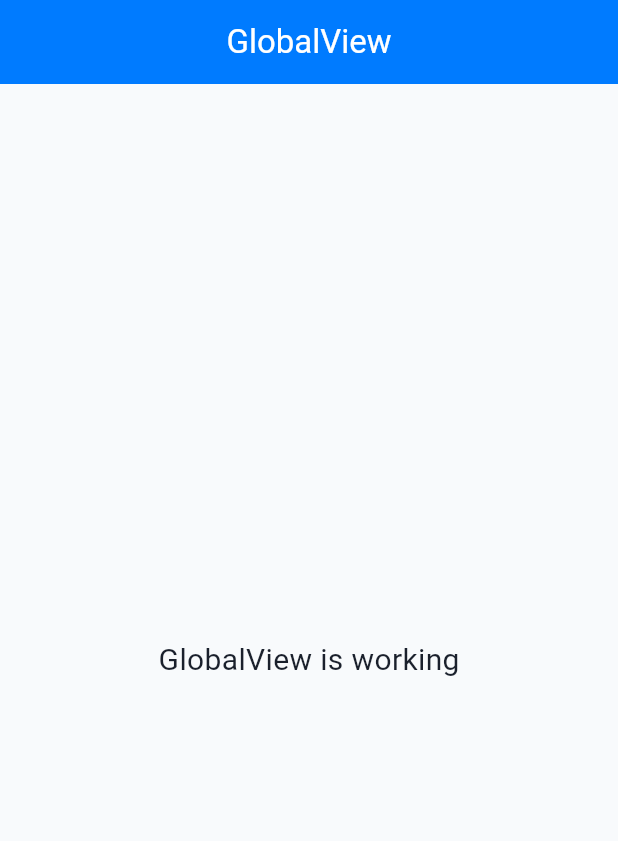
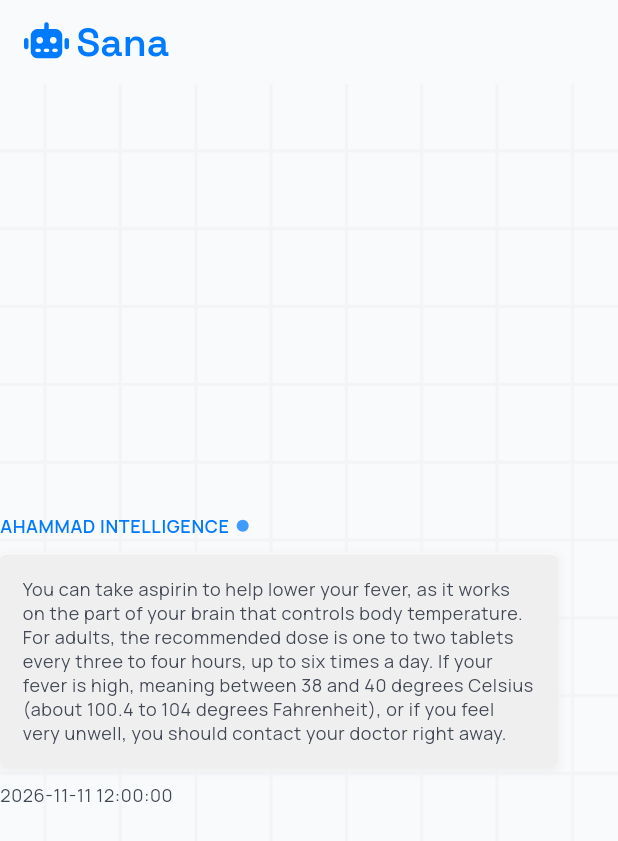
Before and after one commit to ahammaddev/sana-ai-enabled-medical-assistant, a Flutter app: the screen it shows after launch, on a phone screen of 412 x 824 dp. Shown: the top 841 px of the screen. Run offline on Flutter 3.47's test engine with Material 3 defaults, Android fonts, the phone set to English and light mode, and no system bars; our stand-ins replace connectivity_plus, font_awesome_flutter, get, google_fonts.

Commit message:
bot chat bubble

```diff
--- /dev/null
+++ b/lib/app/modules/chat/bindings/chat_binding.dart
@@ -0,0 +1,12 @@
+import 'package:get/get.dart';
+
+import '../controllers/chat_controller.dart';
+
+class ChatBinding extends Bindings {
+  @override
+  void dependencies() {
+    Get.lazyPut<ChatController>(
+      () => ChatController(),
+    );
+  }
+}
--- /dev/null
+++ b/lib/app/modules/chat/controllers/chat_controller.dart
@@ -0,0 +1,29 @@
+import 'dart:async';
+
+import 'package:get/get.dart';
+
+class ChatController extends GetxController {
+  RxBool blinkController = false.obs;
+
+  void blinking() {
+    Timer.periodic(Duration(seconds: 1), (timer) {
+      blinkController.value = !blinkController.value;
+    });
+  }
+
+  @override
+  void onInit() {
+    super.onInit();
+    blinking();
+  }
+
+  @override
+  void onReady() {
+    super.onReady();
+  }
+
+  @override
+  void onClose() {
+    super.onClose();
+  }
+}
--- /dev/null
+++ b/lib/app/modules/chat/views/bot_chat_bubble.dart
@@ -0,0 +1,77 @@
+import 'package:flutter/material.dart';
+import 'package:get/get.dart';
+import 'package:sana/app/modules/chat/controllers/chat_controller.dart';
+import 'package:sana/app/utils/constants/colors/app_colors.dart';
+
+class BotChatBubble extends GetView<ChatController> {
+  const BotChatBubble({super.key});
+
+  @override
+  Widget build(BuildContext context) {
+    final theme = Theme.of(context);
+    return Container(
+      padding: EdgeInsets.only(right: 40),
+      child: Column(
+        crossAxisAlignment: CrossAxisAlignment.start,
+        mainAxisAlignment: MainAxisAlignment.center,
+        children: [
+          Row(
+            children: [
+              Text(
+                'AHAMMAD INTELLIGENCE',
+                style: theme.textTheme.bodySmall!.copyWith(
+                  color: AppColors.primary,
+
+                  fontWeight: FontWeight.w600,
+                ),
+              ),
+              SizedBox(width: 5),
+              Obx(
+                () => AnimatedContainer(
+                  duration: Duration(seconds: 1),
+                  curve: Curves.linear,
+                  decoration: BoxDecoration(
+                    color: controller.blinkController.value
+                        ? theme.colorScheme.primary
+                        : theme.colorScheme.primary.withAlpha(1),
+                    shape: BoxShape.circle,
+                  ),
+
+                  padding: EdgeInsets.all(4),
+                ),
+              ),
+            ],
+          ),
+          SizedBox(height: 10),
+          Container(
+            padding: EdgeInsets.all(15),
+            decoration: BoxDecoration(
+              color: AppColors.grey,
+              boxShadow: [
+                BoxShadow(
+                  color: AppColors.grey,
+                  blurRadius: 4,
+                  spreadRadius: 1,
+                  offset: Offset(0, 2),
+                ),
+              ],
+              borderRadius: BorderRadius.circular(5),
+              border: Border(
+                top: BorderSide(width: 1, color: Colors.white.withAlpha(200)),
+              ),
+            ),
+            child: Text(
+              'You can take aspirin to help lower your fever, as it works on the part of your brain that controls body temperature. For adults, the recommended dose is one to two tablets every three to four hours, up to six times a day. If your fever is high, meaning between 38 and 40 degrees Celsius (about 100.4 to 104 degrees Fahrenheit), or if you feel very unwell, you should contact your doctor right away.',
+              style: theme.textTheme.bodySmall!.copyWith(),
+            ),
+          ),
+          SizedBox(height: 10),
+          Text(
+            '2026-11-11 12:00:00',
+            style: theme.textTheme.bodySmall!.copyWith(),
+          ),
+        ],
+      ),
+    );
+  }
+}
--- /dev/null
+++ b/lib/app/modules/chat/views/chat_view.dart
@@ -0,0 +1,52 @@
+import 'package:flutter/material.dart';
+import 'package:font_awesome_flutter/font_awesome_flutter.dart';
+
+import 'package:get/get.dart';
+import 'package:sana/app/modules/chat/views/bot_chat_bubble.dart';
+import 'package:sana/app/utils/constants/colors/app_colors.dart';
+
+import '../controllers/chat_controller.dart';
+
+class ChatView extends GetView<ChatController> {
+  const ChatView({super.key});
+  @override
+  Widget build(BuildContext context) {
+    final theme = Theme.of(context);
+    return Container(
+      decoration: BoxDecoration(
+        color: AppColors.neutral,
+        image: DecorationImage(
+          image: AssetImage('assets/images/lines.png'),
+          fit: BoxFit.cover,
+          opacity: 0.08,
+        ),
+      ),
+      child: Scaffold(
+        backgroundColor: AppColors.grey.withAlpha(10),
+        appBar: AppBar(
+          backgroundColor: AppColors.neutral,
+          title: Row(
+            mainAxisAlignment: MainAxisAlignment.spaceBetween,
+            children: [
+              Row(
+                children: [
+                  FaIcon(FontAwesomeIcons.robot, color: AppColors.primary),
+                  SizedBox(width: 5),
+                  Text(
+                    'Sana',
+                    style: theme.textTheme.titleLarge!.copyWith(
+                      color: AppColors.primary,
+                      fontSize: 26,
+                    ),
+                  ),
+                ],
+              ),
+              // Image.asset(''),
+            ],
+          ),
+        ),
+        body: BotChatBubble(),
+      ),
+    );
+  }
+}
--- a/lib/app/modules/global/bindings/global_binding.dart
+++ b/lib/app/modules/global/bindings/global_binding.dart
@@ -1,4 +1,5 @@
 import 'package:get/get.dart';
+import 'package:sana/app/modules/chat/controllers/chat_controller.dart';
 
 import '../controllers/global_controller.dart';
 
@@ -6,5 +7,6 @@ class GlobalBinding extends Bindings {
   @override
   void dependencies() {
     Get.put(GlobalController());
+    Get.put(ChatController());
   }
 }
--- a/lib/app/utils/constants/colors/app_colors.dart
+++ b/lib/app/utils/constants/colors/app_colors.dart
@@ -7,4 +7,5 @@ class AppColors {
   static const Color secondary = Color(0xFF718096);
   static const Color tertiary = Color(0xFFDC3545);
   static const Color neutral = Color(0xFFF8FAFC);
+  static const Color grey = Color.fromARGB(255, 239, 239, 239);
 }
--- a/lib/app/utils/constants/themes/app_theme.dart
+++ b/lib/app/utils/constants/themes/app_theme.dart
@@ -1,5 +1,6 @@
 import 'package:flutter/material.dart';
 import 'package:sana/app/utils/constants/colors/app_colors.dart';
+import 'package:sana/app/utils/constants/themes/font_themes.dart';
 
 class AppTheme {
   AppTheme._();
@@ -7,6 +8,7 @@ class AppTheme {
   static final themedata = ThemeData(
     useMaterial3: true,
     scaffoldBackgroundColor: AppColors.neutral,
+    textTheme: FontThemes.textTheme,
     colorScheme: const ColorScheme.light(
       primary: AppColors.primary,
       secondary: AppColors.secondary,
--- a/lib/app/utils/routes/app_pages.dart
+++ b/lib/app/utils/routes/app_pages.dart
@@ -1,5 +1,7 @@
 import 'package:get/get.dart';
 
+import '../../modules/chat/bindings/chat_binding.dart';
+import '../../modules/chat/views/chat_view.dart';
 import '../../modules/global/bindings/global_binding.dart';
 import '../../modules/global/views/global_view.dart';
 
@@ -8,7 +10,7 @@ part 'app_routes.dart';
 class AppPages {
   AppPages._();
 
-  static const INITIAL = Routes.GLOBAL;
+  static const INITIAL = Routes.CHAT;
 
   static final routes = [
     GetPage(
@@ -16,5 +18,10 @@ class AppPages {
       page: () => const GlobalView(),
       binding: GlobalBinding(),
     ),
+    GetPage(
+      name: _Paths.CHAT,
+      page: () => const ChatView(),
+      binding: ChatBinding(),
+    ),
   ];
 }
--- a/lib/app/utils/routes/app_routes.dart
+++ b/lib/app/utils/routes/app_routes.dart
@@ -4,9 +4,11 @@ part of 'app_pages.dart';
 abstract class Routes {
   Routes._();
   static const GLOBAL = _Paths.GLOBAL;
+  static const CHAT = _Paths.CHAT;
 }
 
 abstract class _Paths {
   _Paths._();
   static const GLOBAL = '/global';
+  static const CHAT = '/chat';
 }
```
Also changed, not shown: pubspec.yaml (+6 -5 lines), assets/images/lines.png (added), pubspec.lock, 1 other file.
